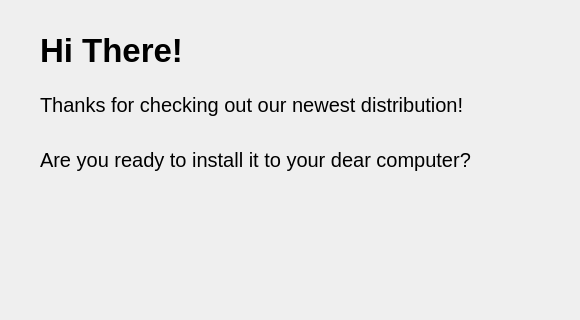
First picture: the form in NewQtUi/GetStartTab/GetStartTab.ui, repository AOSC-Archive/AOSC-LiveKit, before the edit; both pictures show x 0 to 580 and y 0 to 320 of the 580 by 480 pixel window.
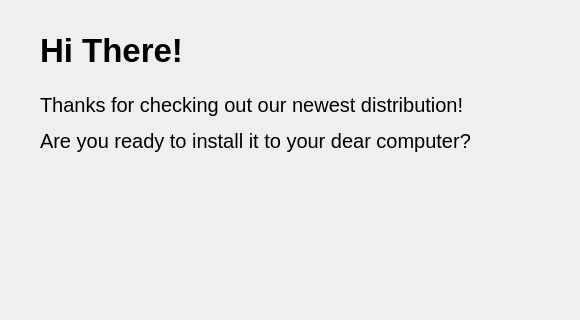
Second picture: the form after the edit.

Patch:
```diff
--- a/NewQtUi/GetStartTab/GetStartTab.ui
+++ b/NewQtUi/GetStartTab/GetStartTab.ui
@@ -38,7 +38,7 @@
     <rect>
      <x>40</x>
      <y>90</y>
-     <width>431</width>
+     <width>501</width>
      <height>30</height>
     </rect>
    </property>
@@ -56,8 +56,8 @@
     <rect>
      <x>40</x>
      <y>120</y>
-     <width>431</width>
-     <height>80</height>
+     <width>521</width>
+     <height>41</height>
     </rect>
    </property>
    <property name="font">
```
